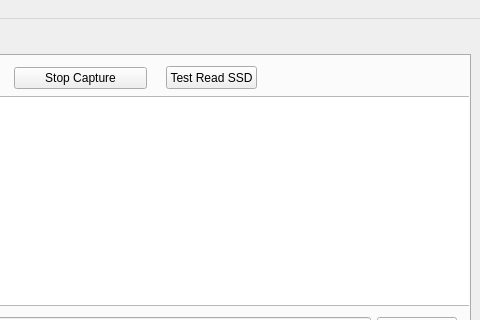
First picture: the form in SSDCaptureSave.ui, repository Mike-Song/SSDCaptureSave-new, before the edit; both pictures show x 465 to 945 and y 0 to 320 of the 945 by 615 pixel window.
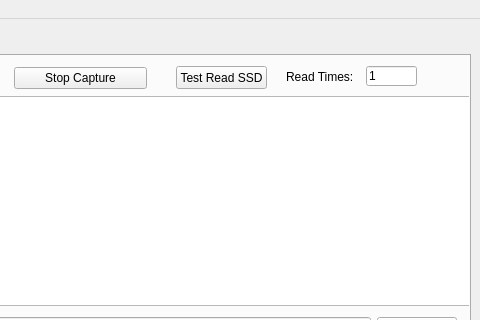
Second picture: the form after the edit. The open tabs and pages were chosen to show the change.

Commit message: Add read test times

```diff
--- a/SSDCaptureSave.ui
+++ b/SSDCaptureSave.ui
@@ -715,7 +715,7 @@
        <widget class="QPushButton" name="pushButton_ReadTest">
         <property name="geometry">
          <rect>
-          <x>620</x>
+          <x>630</x>
           <y>10</y>
           <width>91</width>
           <height>23</height>
@@ -725,6 +725,32 @@
          <string>Test Read SSD</string>
         </property>
        </widget>
+       <widget class="QLineEdit" name="lineEdit_Times">
+        <property name="geometry">
+         <rect>
+          <x>820</x>
+          <y>10</y>
+          <width>51</width>
+          <height>20</height>
+         </rect>
+        </property>
+        <property name="text">
+         <string>1</string>
+        </property>
+       </widget>
+       <widget class="QLabel" name="label">
+        <property name="geometry">
+         <rect>
+          <x>740</x>
+          <y>10</y>
+          <width>71</width>
+          <height>21</height>
+         </rect>
+        </property>
+        <property name="text">
+         <string>Read Times:</string>
+        </property>
+       </widget>
       </widget>
       <widget class="QWidget" name="tab_Play">
        <attribute name="title">
```
Left out of the diff: 2 changed lines with no effect on the pictures. The commit also changes 5 other files.
